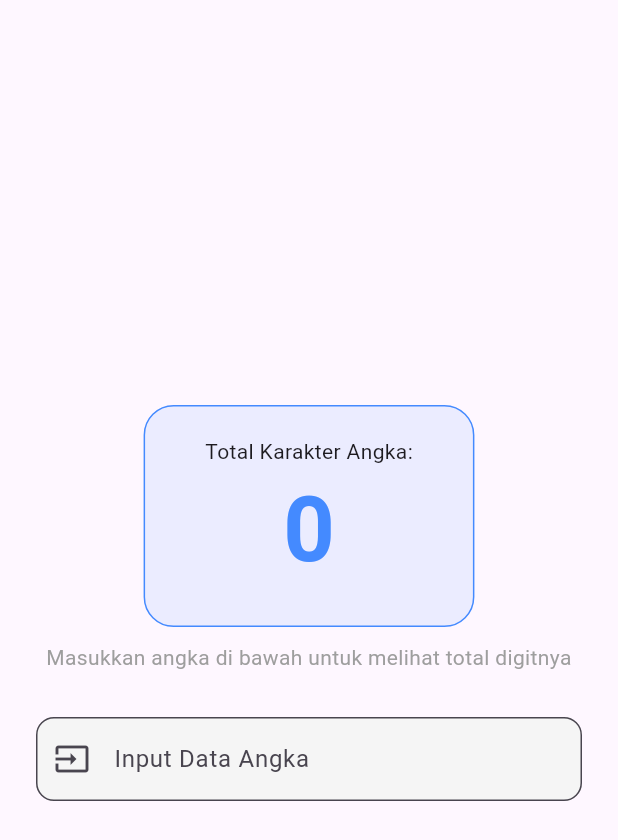
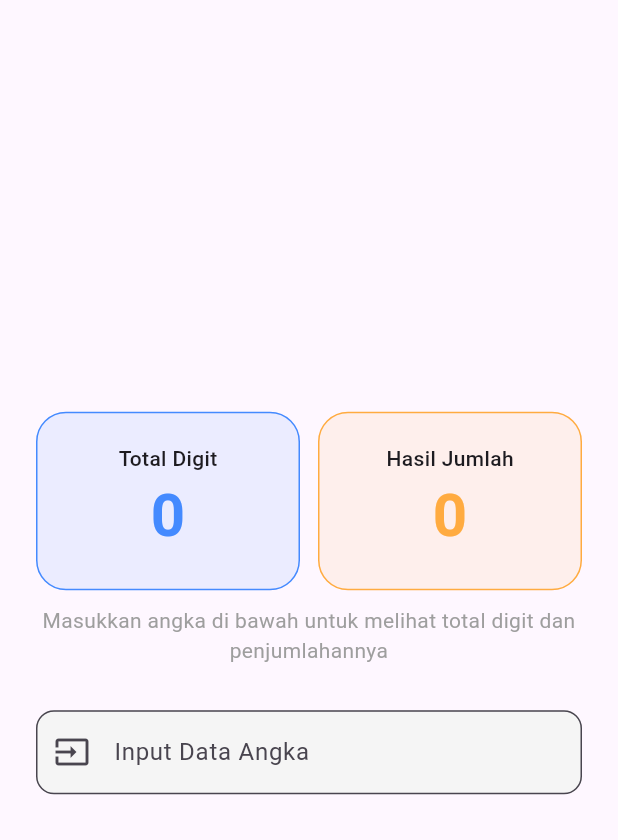
Before and after one commit to naxrel/mobilemodul4, a Flutter app: the HitungDigitScreen screen opened directly, on a phone screen of 412 x 824 dp. Shown: the top 840 px of the screen. Run offline on Flutter 3.47's test engine with Material 3 defaults, Android fonts, the phone set to English and light mode, and no system bars; our stand-ins replace hijri, math_expressions.

Commit message:
tambah penjumlahan tiap digit

```diff
--- a/lib/screens/hitung_digit_screen.dart
+++ b/lib/screens/hitung_digit_screen.dart
@@ -10,14 +10,21 @@ class HitungDigitScreen extends StatefulWidget {
 class _HitungDigitScreenState extends State<HitungDigitScreen> {
   final TextEditingController _controller = TextEditingController();
   int _totalDigits = 0;
+  int _sumOfDigits = 0; // Tambahan: State untuk menyimpan hasil jumlah
 
   void _countDigits(String value) {
     // Menghapus semua karakter selain angka (0-9)
-    // Jadi jika user input "100.5", hasilnya tetap 4 digit
     String cleanText = value.replaceAll(RegExp(r'[^0-9]'), '');
+
+    // Logika Penjumlahan Tiap Digit
+    int currentSum = 0;
+    for (int i = 0; i < cleanText.length; i++) {
+      currentSum += int.parse(cleanText[i]);
+    }
 
     setState(() {
       _totalDigits = cleanText.length;
+      _sumOfDigits = currentSum; // Simpan hasil jumlah ke state
     });
   }
 
@@ -30,30 +37,31 @@ class _HitungDigitScreenState extends State<HitungDigitScreen> {
           mainAxisAlignment: MainAxisAlignment.center,
           children: [
             const SizedBox(height: 20),
-            Container(
-              padding: const EdgeInsets.symmetric(vertical: 20, horizontal: 40),
-              decoration: BoxDecoration(
-                color: Colors.blueAccent.withOpacity(0.1),
-                borderRadius: BorderRadius.circular(20),
-                border: Border.all(color: Colors.blueAccent),
-              ),
-              child: Column(
-                children: [
-                  const Text('Total Karakter Angka:'),
-                  Text(
-                    '$_totalDigits',
-                    style: const TextStyle(
-                      fontSize: 60,
-                      fontWeight: FontWeight.bold,
-                      color: Colors.blueAccent,
-                    ),
+            // UI untuk Menampilkan Hasil
+            Row(
+              children: [
+                // Box Total Digit
+                Expanded(
+                  child: _buildResultBox(
+                    label: 'Total Digit',
+                    value: '$_totalDigits',
+                    color: Colors.blueAccent,
                   ),
-                ],
-              ),
+                ),
+                const SizedBox(width: 12),
+                // Box Jumlah Angka (Tambahan Baru)
+                Expanded(
+                  child: _buildResultBox(
+                    label: 'Hasil Jumlah',
+                    value: '$_sumOfDigits',
+                    color: Colors.orangeAccent,
+                  ),
+                ),
+              ],
             ),
             const SizedBox(height: 10),
             const Text(
-              'Masukkan angka di bawah untuk melihat total digitnya',
+              'Masukkan angka di bawah untuk melihat total digit dan penjumlahannya',
               textAlign: TextAlign.center,
               style: TextStyle(color: Colors.grey),
             ),
@@ -71,7 +79,7 @@ class _HitungDigitScreenState extends State<HitungDigitScreen> {
                 filled: true,
                 fillColor: Colors.grey[100],
               ),
-              onChanged: _countDigits, // Otomatis update saat mengetik
+              onChanged: _countDigits,
             ),
             const SizedBox(height: 40),
           ],
@@ -79,4 +87,29 @@ class _HitungDigitScreenState extends State<HitungDigitScreen> {
       ),
     );
   }
+
+  // Helper Widget agar UI tetap bersih (Clean Code)
+  Widget _buildResultBox({required String label, required String value, required Color color}) {
+    return Container(
+      padding: const EdgeInsets.symmetric(vertical: 20),
+      decoration: BoxDecoration(
+        color: color.withOpacity(0.1),
+        borderRadius: BorderRadius.circular(20),
+        border: Border.all(color: color),
+      ),
+      child: Column(
+        children: [
+          Text(label, style: const TextStyle(fontWeight: FontWeight.w500)),
+          Text(
+            value,
+            style: TextStyle(
+              fontSize: 40, // Ukuran sedikit diperkecil agar pas di Row
+              fontWeight: FontWeight.bold,
+              color: color,
+            ),
+          ),
+        ],
+      ),
+    );
+  }
 }
```
